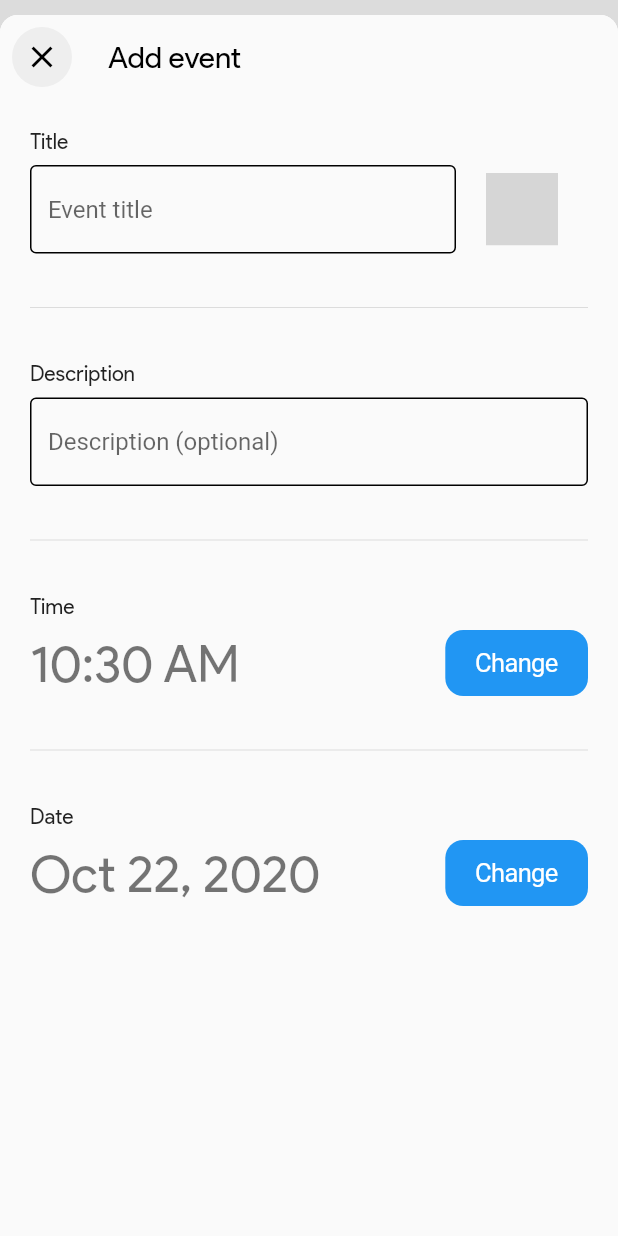
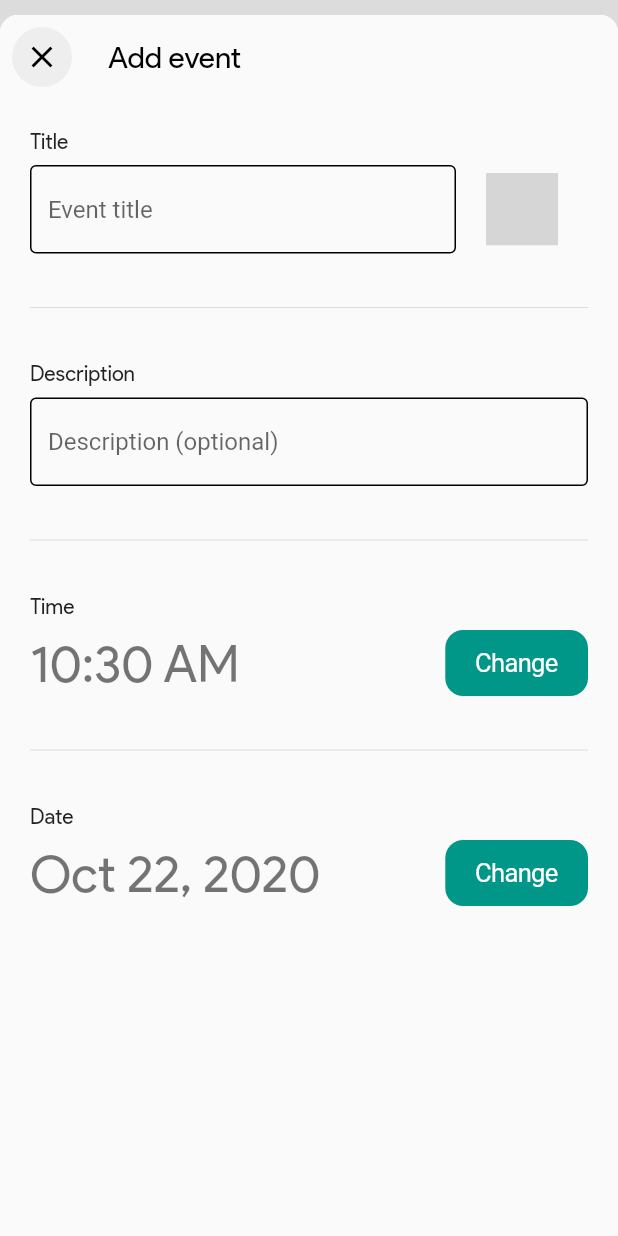
Before and after one commit to Othniel16/Milan, a Flutter app: the screen it shows after launch, after a tap on the "add" icon, on a phone screen of 412 x 824 dp. Run offline on Flutter 3.47's test engine with Material 2 defaults, Android fonts, the light colour scheme and no system bars; drawn by our look-alikes of date_picker_timeline; our stand-ins replace flushbar, focused_menu, modal_bottom_sheet, sqflite; missing offline and left inert: day_night_time_picker, flutter_dropdown, timeline_list; accounts and stored records are empty; grey boxes are pictures that could not be loaded.

Commit message:
Changed primary swatch anf fab background color

```diff
--- a/lib/main.dart
+++ b/lib/main.dart
@@ -12,7 +12,9 @@ class MyApp extends StatelessWidget {
       title: 'Flutter Demo',
       debugShowCheckedModeBanner: false,
       theme: ThemeData(
-        primarySwatch: Colors.blue,
+        primarySwatch: Colors.teal,
+        floatingActionButtonTheme:
+            FloatingActionButtonThemeData(backgroundColor: Colors.black),
         visualDensity: VisualDensity.adaptivePlatformDensity,
       ),
       home: Home(),
```
